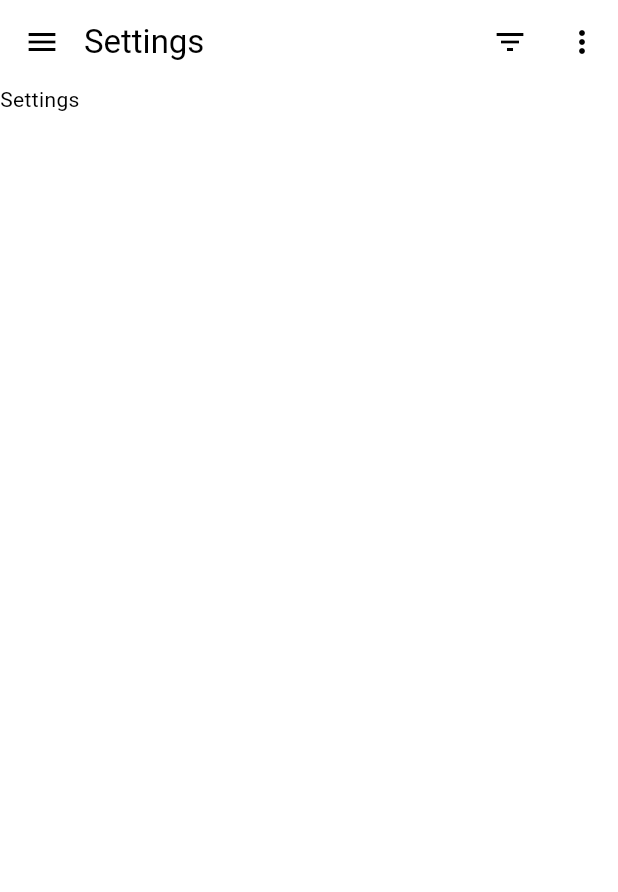
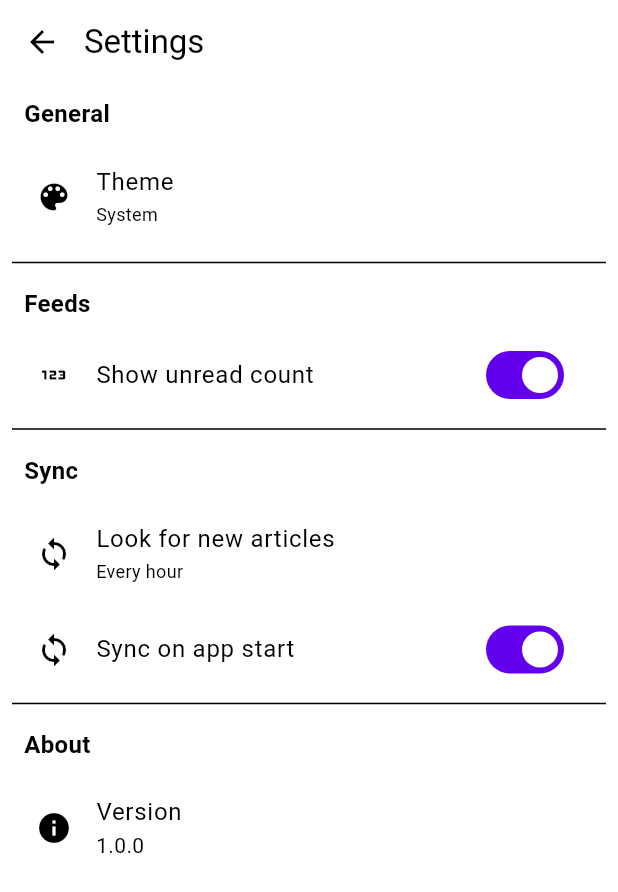
Before and after one commit to c-bv/rss_feed_reader_app, a Flutter app: the SettingsScreen screen opened directly, on a phone screen of 412 x 824 dp. Shown: the top 892 px of the screen. Run offline on Flutter 3.47's test engine with Material 3 defaults, Android fonts, the phone set to English and light mode, and no system bars; our stand-ins replace animated_splash_screen, cached_network_image, cloud_firestore, firebase_auth, firebase_core, flutter_dotenv and 3 more; missing offline and left inert: webfeed; accounts and stored records are empty.

Commit message:
Refactor code and add new settings provider

```diff
--- /dev/null
+++ b/lib/src/providers/settings_provider.dart
@@ -0,0 +1,127 @@
+import 'package:flutter/material.dart';
+import 'package:shared_preferences/shared_preferences.dart';
+
+enum ThemeOption {
+  system,
+  light,
+  dark;
+
+  String get displayTitle {
+    switch (this) {
+      case ThemeOption.system:
+        return 'System';
+      case ThemeOption.light:
+        return 'Light';
+      case ThemeOption.dark:
+        return 'Dark';
+      default:
+        return '';
+    }
+  }
+}
+
+enum SyncFrequency {
+  manual(0),
+  fifteenMinutes(15),
+  thirtyMinutes(30),
+  oneHour(60),
+  threeHours(180),
+  sixHours(360),
+  twelveHours(720),
+  twentyFourHours(1440);
+
+  final int minutes;
+
+  const SyncFrequency(this.minutes);
+
+  String get displayTitle {
+    switch (this) {
+      case SyncFrequency.manual:
+        return 'Manual';
+      case SyncFrequency.fifteenMinutes:
+        return 'Every 15 minutes';
+      case SyncFrequency.thirtyMinutes:
+        return 'Every 30 minutes';
+      case SyncFrequency.oneHour:
+        return 'Every hour';
+      case SyncFrequency.threeHours:
+        return 'Every 3 hours';
+      case SyncFrequency.sixHours:
+        return 'Every 6 hours';
+      case SyncFrequency.twelveHours:
+        return 'Every 12 hours';
+      case SyncFrequency.twentyFourHours:
+        return 'Every day';
+      default:
+        return '';
+    }
+  }
+}
+
+class SettingsProvider extends ChangeNotifier {
+  ThemeOption _themeOption = ThemeOption.system;
+  bool _showUnreadCount = true;
+  bool _syncOnAppStart = true;
+  SyncFrequency _syncFrequency = SyncFrequency.oneHour;
+
+  ThemeOption get themeOption => _themeOption;
+  bool get showUnreadCount => _showUnreadCount;
+  bool get syncOnAppStart => _syncOnAppStart;
+  SyncFrequency get syncFrequency => _syncFrequency;
+
+  SettingsProvider() {
+    loadPreferences();
+  }
+
+  Future<void> loadPreferences() async {
+    SharedPreferences prefs = await SharedPreferences.getInstance();
+
+    int themeIndex = prefs.getInt('themeOption') ?? ThemeOption.system.index;
+    _themeOption = ThemeOption.values[themeIndex];
+
+    _showUnreadCount = prefs.getBool('showUnreadCount') ?? true;
+    _syncOnAppStart = prefs.getBool('syncOnAppStart') ?? true;
+
+    notifyListeners();
+  }
+
+  void setThemeOption(ThemeOption option) async {
+    _themeOption = option;
+    SharedPreferences prefs = await SharedPreferences.getInstance();
+    await prefs.setInt('themeOption', _themeOption.index);
+    notifyListeners();
+  }
+
+  ThemeMode getThemeMode() {
+    switch (_themeOption) {
+      case ThemeOption.light:
+        return ThemeMode.light;
+      case ThemeOption.dark:
+        return ThemeMode.dark;
+      case ThemeOption.system:
+      default:
+        return ThemeMode.system;
+    }
+  }
+
+  void setShowUnreadCount(bool value) async {
+    _showUnreadCount = value;
+    SharedPreferences prefs = await SharedPreferences.getInstance();
+    await prefs.setBool('showUnreadCount', value);
+    notifyListeners();
+  }
+
+  void setSyncOnAppStart(bool value) async {
+    _syncOnAppStart = value;
+    SharedPreferences prefs = await SharedPreferences.getInstance();
+    await prefs.setBool('syncOnAppStart', value);
+    notifyListeners();
+  }
+
+  void setSyncFrequency(int value) async {
+    _syncFrequency = SyncFrequency.values[value];
+    SharedPreferences prefs = await SharedPreferences.getInstance();
+    await prefs.setInt('syncFrequency', value);
+    notifyListeners();
+  }
+}
--- a/lib/src/providers/theme_provider.dart
+++ /dev/null
@@ -1,36 +0,0 @@
-import 'package:flutter/material.dart';
-import 'package:shared_preferences/shared_preferences.dart';
-import 'package:rss_feed_reader_app/src/theme/app_themes.dart';
-
-class ThemeProvider with ChangeNotifier {
-  ThemeData _currentTheme = lightTheme;
-  bool _isDarkMode = false;
-
-  ThemeData get currentTheme => _currentTheme;
-  bool get isDarkMode => _isDarkMode;
-
-  final String _themeModeKey = 'is_dark_mode';
-
-  ThemeProvider() {
-    _loadThemeMode();
-  }
-
-  Future<void> _loadThemeMode() async {
-    SharedPreferences prefs = await SharedPreferences.getInstance();
-    _isDarkMode = prefs.getBool(_themeModeKey) ?? false;
-    _currentTheme = _isDarkMode ? darkTheme : lightTheme;
-    notifyListeners();
-  }
-
-  Future<void> _saveThemeMode() async {
-    SharedPreferences prefs = await SharedPreferences.getInstance();
-    prefs.setBool(_themeModeKey, _isDarkMode);
-  }
-
-  void toggleTheme() {
-    _isDarkMode = !_isDarkMode;
-    _currentTheme = _isDarkMode ? darkTheme : lightTheme;
-    _saveThemeMode();
-    notifyListeners();
-  }
-}
--- a/lib/src/screens/settings_screen.dart
+++ b/lib/src/screens/settings_screen.dart
@@ -1,16 +1,157 @@
 import 'package:flutter/material.dart';
-import 'package:rss_feed_reader_app/src/widgets/app_bar.dart';
-import 'package:rss_feed_reader_app/src/widgets/nav_drawer.dart';
+import 'package:provider/provider.dart';
+import 'package:rss_feed_reader_app/src/providers/settings_provider.dart';
 
 class SettingsScreen extends StatelessWidget {
   const SettingsScreen({super.key});
 
   @override
   Widget build(BuildContext context) {
-    return const Scaffold(
-      appBar: AppBarWidget(title: 'Settings'),
-      drawer: NavDrawer(),
-      body: Text('Settings'),
+    final settingsProvider = Provider.of<SettingsProvider>(context);
+    final GlobalKey menuKey = GlobalKey();
+    final GlobalKey menuKey2 = GlobalKey();
+
+    return Scaffold(
+      appBar: AppBar(title: const Text('Settings'), titleSpacing: 0.0),
+      body: ListView(
+        padding: const EdgeInsets.symmetric(horizontal: 8.0),
+        children: [
+          _SingleSection(
+            title: 'General',
+            children: [
+              ListTile(
+                title: const Text('Theme'),
+                subtitle: Text(settingsProvider.themeOption.displayTitle,
+                    style: const TextStyle(fontSize: 12)),
+                leading: const Icon(Icons.color_lens),
+                onTap: () {
+                  dynamic state = menuKey.currentState;
+                  state.showButtonMenu();
+                },
+              ),
+              PopupMenuButton<ThemeOption>(
+                key: menuKey,
+                onSelected: (ThemeOption newValue) {
+                  settingsProvider.setThemeOption(newValue);
+                },
+                itemBuilder: (BuildContext context) => ThemeOption.values
+                    .map((ThemeOption option) => PopupMenuItem<ThemeOption>(
+                          value: option,
+                          child: Text(
+                            option.displayTitle,
+                            style: TextStyle(
+                                color: option == settingsProvider.themeOption
+                                    ? Theme.of(context).colorScheme.primary
+                                    : null),
+                          ),
+                        ))
+                    .toList(),
+                child: Container(),
+              ),
+            ],
+          ),
+          const Divider(),
+          _SingleSection(
+            title: 'Feeds',
+            children: [
+              ListTile(
+                title: const Text('Show unread count'),
+                leading: const Icon(Icons.onetwothree),
+                trailing: Switch(
+                  value: settingsProvider.showUnreadCount,
+                  onChanged: (value) {
+                    settingsProvider.setShowUnreadCount(value);
+                  },
+                ),
+              ),
+            ],
+          ),
+          const Divider(),
+          _SingleSection(
+            title: 'Sync',
+            children: [
+              ListTile(
+                title: const Text('Look for new articles'),
+                subtitle: Text(settingsProvider.syncFrequency.displayTitle,
+                    style: const TextStyle(fontSize: 12)),
+                leading: const Icon(Icons.sync),
+                onTap: () {
+                  dynamic state = menuKey2.currentState;
+                  state.showButtonMenu();
+                },
+              ),
+              PopupMenuButton<SyncFrequency>(
+                key: menuKey2,
+                onSelected: (value) {
+                  settingsProvider.setSyncFrequency(value.index);
+                },
+                itemBuilder: (BuildContext context) => SyncFrequency.values
+                    .map((SyncFrequency option) => PopupMenuItem<SyncFrequency>(
+                          value: option,
+                          child: Text(
+                            option.displayTitle,
+                            style: TextStyle(
+                                color: option == settingsProvider.syncFrequency
+                                    ? Theme.of(context).colorScheme.primary
+                                    : null),
+                          ),
+                        ))
+                    .toList(),
+                child: Container(),
+              ),
+              ListTile(
+                title: const Text('Sync on app start'),
+                leading: const Icon(Icons.sync),
+                trailing: Switch(
+                  value: settingsProvider.syncOnAppStart,
+                  onChanged: (value) {
+                    settingsProvider.setSyncOnAppStart(value);
+                  },
+                ),
+              ),
+            ],
+          ),
+          const Divider(),
+          const _SingleSection(
+            title: 'About',
+            children: [
+              ListTile(
+                title: Text('Version'),
+                subtitle: Text('1.0.0'),
+                leading: Icon(Icons.info),
+              ),
+            ],
+          ),
+        ],
+      ),
     );
   }
 }
+
+class _SingleSection extends StatelessWidget {
+  final String? title;
+  final List<Widget> children;
+
+  const _SingleSection({this.title, required this.children});
+
+  @override
+  Widget build(BuildContext context) {
+    return Column(
+      mainAxisAlignment: MainAxisAlignment.start,
+      crossAxisAlignment: CrossAxisAlignment.start,
+      children: [
+        if (title != null)
+          Padding(
+            padding: const EdgeInsets.all(8.0),
+            child: Text(
+              title!,
+              style: const TextStyle(fontSize: 16, fontWeight: FontWeight.bold),
+            ),
+          ),
+        Column(
+          children: children,
+        ),
+      ],
+    );
+  }
+}
--- a/lib/src/widgets/app_bar.dart
+++ b/lib/src/widgets/app_bar.dart
@@ -97,7 +97,7 @@ class _AppBarWidgetState extends State<AppBarWidget> {
     switch (value) {
       case 'settings':
         Navigator.of(context).push(
-          MaterialPageRoute(builder: (context) => const SettingsScreen()),
+          MaterialPageRoute(builder: (context) =>   SettingsScreen()),
         );
         break;
       case 'profile':
```
Also changed, not shown: lib/main.dart (+8 -5 lines), lib/src/widgets/nav_drawer.dart (+12 -5 lines).
